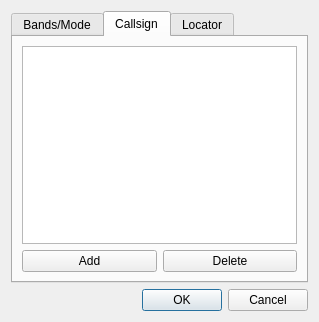
Qt form mqt/MqtBase/clusterclientfilterdialog.ui (Rsclub22/Minos2-Mirror) before a commit.
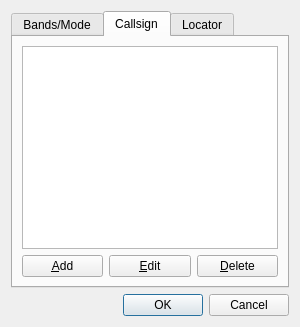
The same form after that commit.

Diff of the .ui file:
```diff
--- a/mqt/MqtBase/clusterclientfilterdialog.ui
+++ b/mqt/MqtBase/clusterclientfilterdialog.ui
@@ -6,14 +6,14 @@
    <rect>
     <x>0</x>
     <y>0</y>
-    <width>319</width>
-    <height>322</height>
+    <width>300</width>
+    <height>327</height>
    </rect>
   </property>
   <property name="windowTitle">
    <string>Dialog</string>
   </property>
-  <layout class="QVBoxLayout" name="verticalLayout_4">
+  <layout class="QVBoxLayout" name="verticalLayout_6">
    <item>
     <widget class="QTabWidget" name="ClusterClientFilterTab">
      <property name="currentIndex">
@@ -238,23 +238,30 @@
       <attribute name="title">
        <string>Callsign</string>
       </attribute>
-      <layout class="QVBoxLayout" name="verticalLayout_6">
+      <layout class="QVBoxLayout" name="verticalLayout_4">
        <item>
-        <widget class="QListView" name="callsignListView"/>
+        <widget class="QListWidget" name="callsignListWidget"/>
        </item>
        <item>
         <layout class="QHBoxLayout" name="horizontalLayout">
          <item>
           <widget class="QPushButton" name="callsignAddButton">
            <property name="text">
-            <string>Add</string>
+            <string>&amp;Add</string>
+           </property>
+          </widget>
+         </item>
+         <item>
+          <widget class="QPushButton" name="callsignEditButton">
+           <property name="text">
+            <string>&amp;Edit</string>
            </property>
           </widget>
          </item>
          <item>
           <widget class="QPushButton" name="callsignDelButton">
            <property name="text">
-            <string>Delete</string>
+            <string>&amp;Delete</string>
            </property>
           </widget>
          </item>
```
